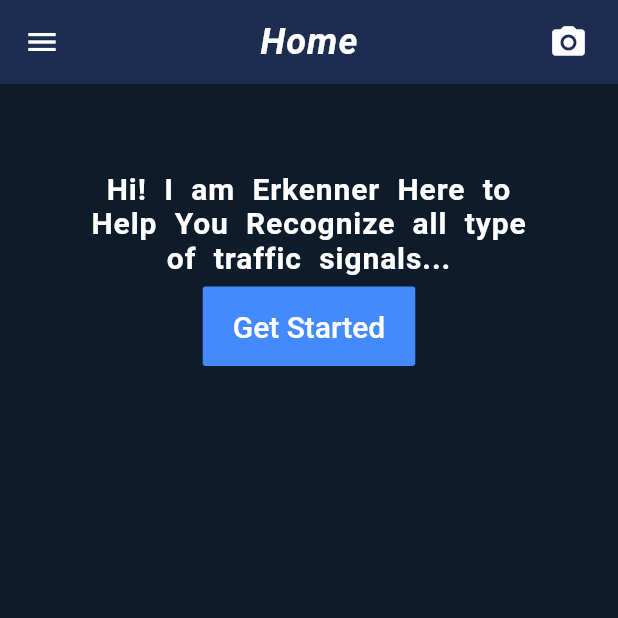
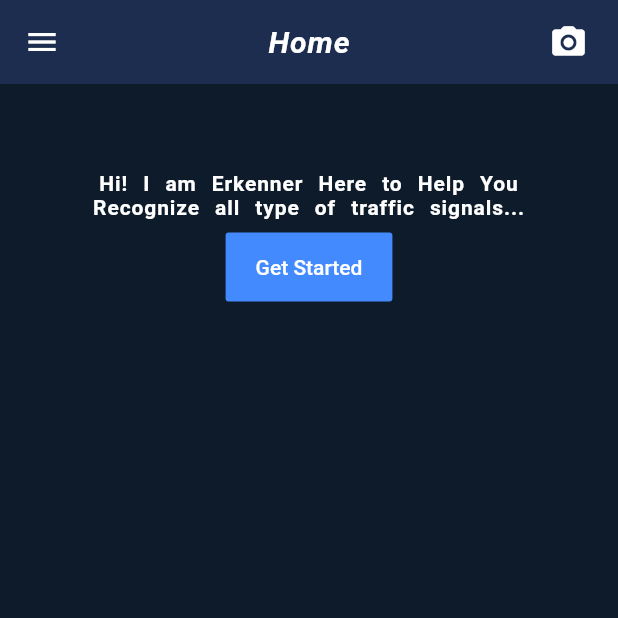
Before and after one commit to TayyabAsghar/Erkenner, a Flutter app: the screen it shows after launch, on a phone screen of 412 x 824 dp, the top half of it. Run offline on Flutter 3.47's test engine with Material 2 defaults, Android fonts, the light colour scheme and no system bars; our stand-ins replace camera, hive; accounts and stored records are empty.

Commit message:
FontSize is implemented but first radio button is not implemented correctly

```diff
--- a/lib/models/theme.dart
+++ b/lib/models/theme.dart
@@ -5,20 +5,16 @@ import 'package:hive/hive.dart';
 
 class ThemeProvider with ChangeNotifier {
   bool isLightTheme;
-  int fontSize;
+  double fontSize;
 
-  ThemeProvider({this.isLightTheme});
-  //ThemeProvider({this.fontSize});
+  ThemeProvider({this.isLightTheme, this.fontSize});
 
   ThemeData light = ThemeData.light().copyWith(
     visualDensity: VisualDensity.adaptivePlatformDensity,
     appBarTheme: AppBarTheme(
       color: Color(0xff01A7E1),
     ),
-    //primarySwatch: isLightTheme ? Colors.grey : Colors.grey,
-    //primaryColor: isLightTheme ? Colors.white : Color(0xFF1E1F28),
     brightness: Brightness.light,
-    //backgroundColor: isLightTheme ? Color(0xFFFFFFFF) : Color(0xFF26242e),
     scaffoldBackgroundColor: Color(0xff133b5c),
   );
 
@@ -27,11 +23,8 @@ class ThemeProvider with ChangeNotifier {
     appBarTheme: AppBarTheme(
       color: Color(0xff1d2d50),
     ),
-    //primarySwatch: Colors.grey,
-    //primaryColor: Color(0xFF1E1F28),
     brightness: Brightness.dark,
-    //backgroundColor: Color(0xFF26242e),
-    scaffoldBackgroundColor: Color(0xff0e1b2b),
+    scaffoldBackgroundColor: Color(0xff0E1B2B), //0xff0e1b2b
   );
 
   ThemeData get getTheme {
@@ -39,6 +32,8 @@ class ThemeProvider with ChangeNotifier {
     applyStatusNavigationBarColor();
     return isLightTheme ? light : dark;
   }
+
+  double get getFontSize => fontSize;
 
   // the code below is to manage the status bar color when the theme changes
   applyStatusNavigationBarColor() {
@@ -69,12 +64,11 @@ class ThemeProvider with ChangeNotifier {
     notifyListeners();
   }
 
-  toggleThemeFontSize() async {
+  setFontSize(double _fontSize) async {
     final settings =
         await Hive.openBox('settings'); // Storing the data on local device
-    settings.put('fontSize', !isLightTheme);
-    isLightTheme = !isLightTheme;
-    applyStatusNavigationBarColor();
+    settings.put('fontSize', _fontSize);
+    fontSize = _fontSize;
     notifyListeners();
   }
 }
--- a/lib/screens/home.dart
+++ b/lib/screens/home.dart
@@ -1,4 +1,6 @@
 import 'package:flutter/material.dart';
+import 'package:provider/provider.dart';
+import 'package:erkenner/models/theme.dart';
 
 class Home extends StatefulWidget {
   @override
@@ -8,6 +10,10 @@ class Home extends StatefulWidget {
 class _HomeState extends State<Home> {
   @override
   Widget build(BuildContext context) {
+    final themeProvider = Provider.of<ThemeProvider>(
+      context,
+      listen: false,
+    );
     return Scaffold(
       appBar: AppBar(
         elevation: 0,
@@ -16,7 +22,7 @@ class _HomeState extends State<Home> {
           "Home",
           style: TextStyle(
               color: Colors.white,
-              fontSize: 24,
+              fontSize: themeProvider.getFontSize,
               fontWeight: FontWeight.bold,
               letterSpacing: 0.6,
               fontStyle: FontStyle.italic),
@@ -45,7 +51,7 @@ class _HomeState extends State<Home> {
             padding: EdgeInsets.zero,
             children: <Widget>[
               ListTile(
-                leading: Icon(Icons.ac_unit),
+                leading: Icon(Icons.history),
                 title: Text('History'),
                 onTap: () {
                   Navigator.pop(context);
@@ -53,7 +59,7 @@ class _HomeState extends State<Home> {
                 },
               ),
               ListTile(
-                leading: Icon(Icons.ac_unit),
+                leading: Icon(Icons.settings),
                 title: Text('Settings'),
                 onTap: () {
                   Navigator.pop(context);
@@ -61,7 +67,7 @@ class _HomeState extends State<Home> {
                 },
               ),
               ListTile(
-                leading: Icon(Icons.ac_unit),
+                leading: Icon(Icons.supervised_user_circle),
                 title: Text('About us'),
                 onTap: () {
                   Navigator.pop(context);
@@ -87,7 +93,7 @@ class _HomeState extends State<Home> {
                       "Hi! I am Erkenner Here to Help You Recognize all type of traffic signals...",
                       textAlign: TextAlign.center,
                       style: TextStyle(
-                        fontSize: 20,
+                        fontSize: themeProvider.getFontSize,
                         fontWeight: FontWeight.bold,
                         wordSpacing: 6.0,
                         letterSpacing: 0.6,
@@ -105,7 +111,7 @@ class _HomeState extends State<Home> {
               padding: EdgeInsets.symmetric(vertical: 15.0, horizontal: 20.0),
               child: Text(
                 "Get Started",
-                style: TextStyle(fontSize: 20.0),
+                style: TextStyle(fontSize: themeProvider.getFontSize),
               ),
               color: Colors.blueAccent,
             ),
```
Also changed, not shown: lib/main.dart (+10 -4 lines), lib/screens/about.dart (+14 -4 lines), lib/screens/history.dart (+13 -1 lines), lib/screens/scan.dart (+22 -2 lines), lib/screens/settings.dart (+26 -19 lines).
